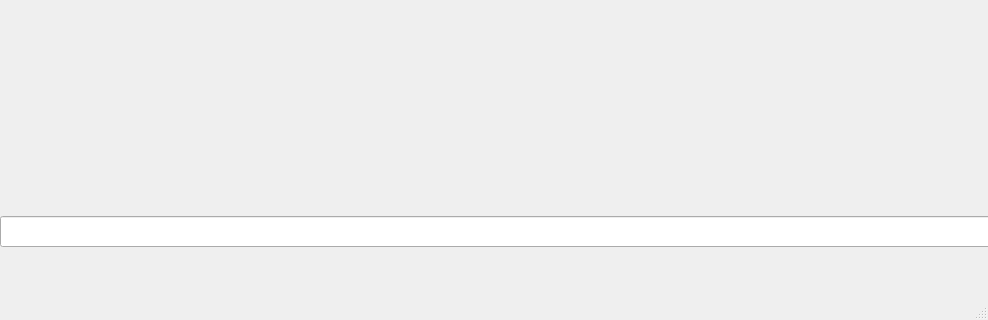
Before: the Qt Designer form app/forms/mainwindow.ui in Wasiollo/Botvina, drawn with Qt 5; both pictures show x 0 to 988 and y 301 to 621 of the 988 by 621 pixel window.
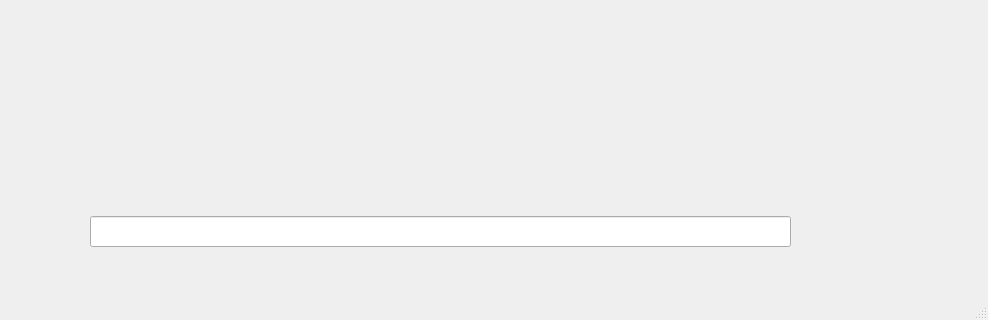
After: the same form once the commit is applied.

The edit to the form file:
```diff
--- a/app/forms/mainwindow.ui
+++ b/app/forms/mainwindow.ui
@@ -17,9 +17,9 @@
    <widget class="QLineEdit" name="lineEdit">
     <property name="geometry">
      <rect>
-      <x>0</x>
+      <x>90</x>
       <y>500</y>
-      <width>991</width>
+      <width>701</width>
       <height>31</height>
      </rect>
     </property>
```
